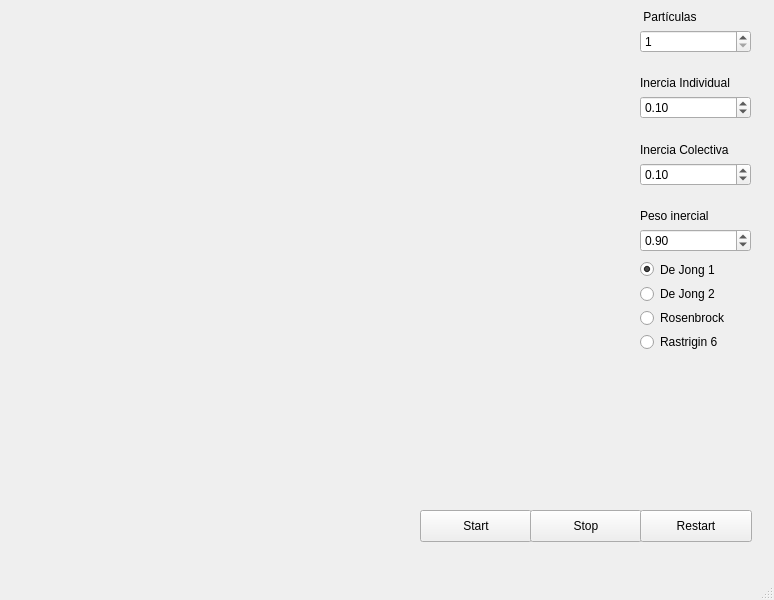
First picture: the form in mainwindow.ui, repository brunoaibanez/ParticleSwarmOptimization, before the edit.
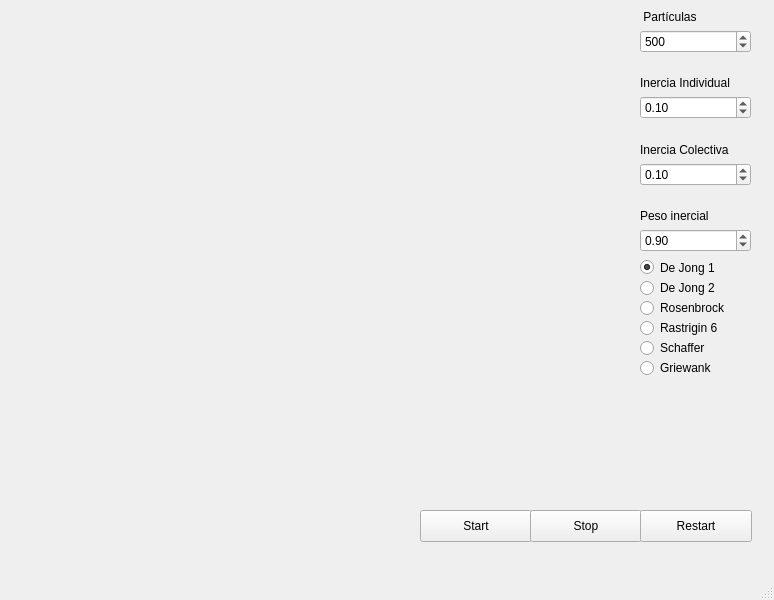
Second picture: the form after the edit.

Commit message: Added Griewank function and Schaffer function

```diff
--- a/mainwindow.ui
+++ b/mainwindow.ui
@@ -89,7 +89,10 @@
         <number>1</number>
        </property>
        <property name="maximum">
-        <number>100</number>
+        <number>1000</number>
+       </property>
+       <property name="value">
+        <number>500</number>
        </property>
       </widget>
      </item>
@@ -191,7 +194,7 @@
       <x>640</x>
       <y>260</y>
       <width>111</width>
-      <height>91</height>
+      <height>115</height>
      </rect>
     </property>
     <layout class="QVBoxLayout" name="verticalLayout_2">
@@ -226,6 +229,20 @@
        </property>
       </widget>
      </item>
+     <item>
+      <widget class="QRadioButton" name="SchafferButton">
+       <property name="text">
+        <string>Schaffer</string>
+       </property>
+      </widget>
+     </item>
+     <item>
+      <widget class="QRadioButton" name="GriewankButton">
+       <property name="text">
+        <string>Griewank</string>
+       </property>
+      </widget>
+     </item>
     </layout>
    </widget>
    <widget class="QLabel" name="functionLabel">
```
The commit also changes 5 other files.
